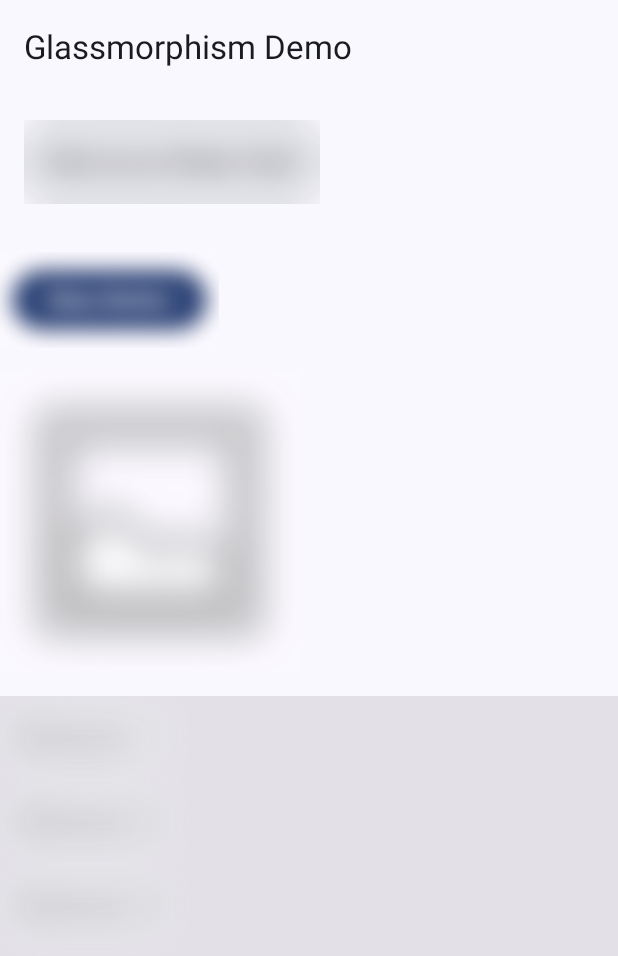
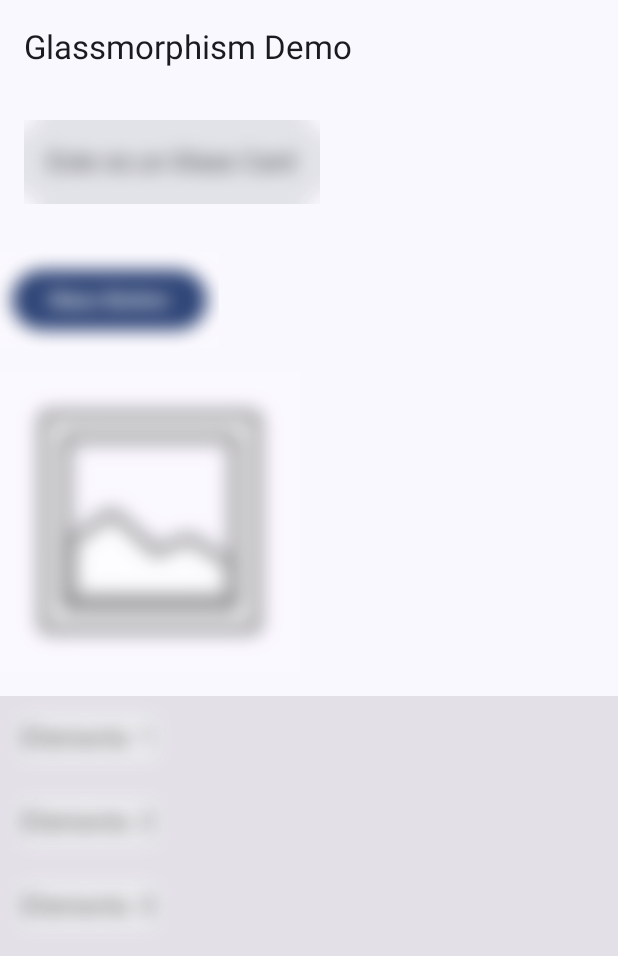
Before and after one commit to Deiivid/ComposeGlass, an Android app built with Jetpack Compose: the screen it shows after launch (MainActivity), on a phone screen of 412 x 824 dp. Shown: the top 956 px of the screen. Run offline under Robolectric (Android 15) with nearby library versions, the phone set to English and light mode, and no system bars.

Commit message:
Fix maximum blur possible.

```diff
--- a/app/src/main/java/com/composeglass/components/GlassCardExample.kt
+++ b/app/src/main/java/com/composeglass/components/GlassCardExample.kt
@@ -14,7 +14,7 @@ fun GlassCardExample() {
     Card(
         modifier = Modifier
             .padding(16.dp)
-            .blurGlass(blurRadius = 16, blurColor = Color.White.copy(alpha = 0.2f))
+            .blurGlass(blurRadius = 10, blurColor = Color.White.copy(alpha = 0.2f))
     ) {
         Text(text = "Este es un Glass Card", modifier = Modifier.padding(16.dp))
     }
--- a/app/src/main/java/com/composeglass/modifier/BlurGlassModifier.kt
+++ b/app/src/main/java/com/composeglass/modifier/BlurGlassModifier.kt
@@ -16,8 +16,10 @@ fun Modifier.blurGlass(
 ): Modifier {
     if (!enabled) return this
 
+    val safeBlurRadius = blurRadius.coerceIn(0, 10) //Restricted to 10
+
     return this
         .graphicsLayer { alpha = 0.98f }
         .background(blurColor)
-        .blur(blurRadius.dp)
+        .blur(safeBlurRadius.dp)
 }
```
